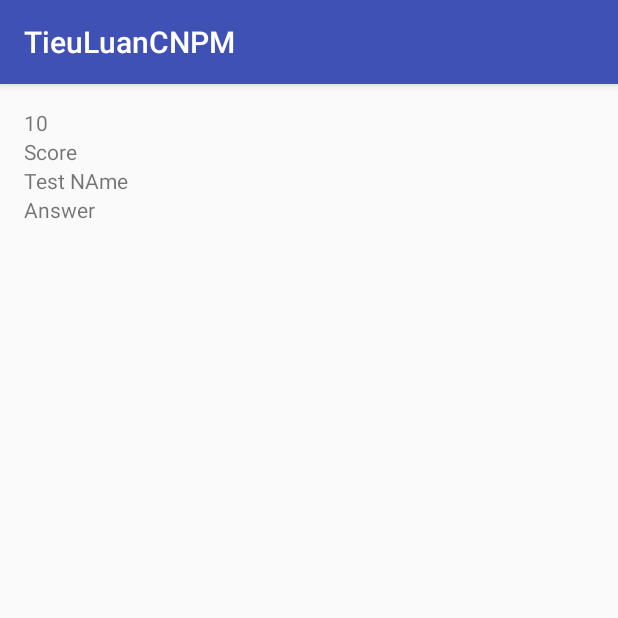
After one commit to SPKTPro/TieuLuanCNPM, an Android app: the Test screen opened directly, with no data from a screen before it, on a phone screen of 412 x 824 dp, the top half of it. The commit adds this screen. Run offline under Robolectric (Android 15) with nearby library versions, the phone set to English and light mode, and no system bars.

Commit message:
Sau khi merge, update lai project

```diff
--- a/app/src/main/AndroidManifest.xml
+++ b/app/src/main/AndroidManifest.xml
@@ -8,10 +8,10 @@
         android:label="@string/app_name"
         android:supportsRtl="true"
         android:theme="@style/AppTheme">
-        <activity android:name=".MainActivity"
+        <activity
+            android:name=".MainActivity"
             android:label="@string/app_name"
-            android:theme="@style/AppTheme.NoActionBar"
-            >
+            android:theme="@style/AppTheme.NoActionBar">
             <intent-filter>
                 <action android:name="android.intent.action.MAIN" />
 
@@ -36,7 +36,8 @@
                 android:name="android.support.PARENT_ACTIVITY"
                 android:value="com.example.rinnv.tieuluancnpm.Topic_Activity" />
         </activity>
-        <activity android:name=".Game"></activity>
+        <activity android:name=".Game" />
+        <activity android:name=".Test"></activity>
     </application>
 
 </manifest>
--- /dev/null
+++ b/app/src/main/java/com/example/rinnv/tieuluancnpm/Test.java
@@ -0,0 +1,13 @@
+package com.example.rinnv.tieuluancnpm;
+
+import android.support.v7.app.AppCompatActivity;
+import android.os.Bundle;
+
+public class Test extends AppCompatActivity {
+
+    @Override
+    protected void onCreate(Bundle savedInstanceState) {
+        super.onCreate(savedInstanceState);
+        setContentView(R.layout.activity_test);
+    }
+}
--- a/app/src/main/java/com/example/rinnv/tieuluancnpm/Topic_Activity.java
+++ b/app/src/main/java/com/example/rinnv/tieuluancnpm/Topic_Activity.java
@@ -84,6 +84,9 @@
             public void onClick(View v) {
                 //TODO something when floating action menu third item clicked
 
+                Intent intent = new Intent(Topic_Activity.this, Test.class);
+                intent.setFlags(Intent.FLAG_ACTIVITY_CLEAR_TOP);
+                startActivity(intent);
             }
         });
 
--- /dev/null
+++ b/app/src/main/res/layout/activity_test.xml
@@ -0,0 +1,56 @@
+<?xml version="1.0" encoding="utf-8"?>
+<RelativeLayout xmlns:android="http://schemas.android.com/apk/res/android"
+    xmlns:tools="http://schemas.android.com/tools"
+    android:id="@+id/activity_test"
+    android:layout_width="match_parent"
+    android:layout_height="match_parent"
+    android:paddingBottom="@dimen/activity_vertical_margin"
+    android:paddingLeft="@dimen/activity_horizontal_margin"
+    android:paddingRight="@dimen/activity_horizontal_margin"
+    android:paddingTop="@dimen/activity_vertical_margin"
+    tools:context="com.example.rinnv.tieuluancnpm.Test">
+
+<LinearLayout
+    android:layout_width="match_parent"
+    android:layout_height="match_parent"
+    android:orientation="vertical">
+
+    <TextView
+        android:text="10"
+        android:layout_width="match_parent"
+        android:layout_height="wrap_content"
+        android:layout_alignParentTop="true"
+        android:layout_alignParentStart="true"
+        android:id="@+id/Score" />
+
+    <TextView
+        android:text="Score"
+        android:layout_width="match_parent"
+        android:layout_height="wrap_content"
+        android:layout_below="@+id/textView2"
+        android:layout_alignEnd="@+id/textView2"
+       />
+    <TextView
+        android:text="Test NAme"
+        android:layout_width="match_parent"
+        android:layout_height="wrap_content"
+        android:layout_alignParentTop="true"
+        android:layout_alignParentStart="true"
+        android:id="@+id/textView2" />
+
+    <TextView
+        android:text="Answer"
+        android:layout_width="match_parent"
+        android:layout_height="wrap_content"
+        android:layout_below="@+id/textView2"
+        android:layout_alignEnd="@+id/textView2"
+        android:id="@+id/textView3" />
+    <ListView
+        android:id="@+id/list_char"
+        android:layout_width="match_parent"
+        android:layout_height="match_parent" />
+
+
+</LinearLayout>
+
+</RelativeLayout>
```
Also changed, not shown: app/src/main/java/com/example/rinnv/tieuluancnpm/Game.java (+8 -5 lines).
